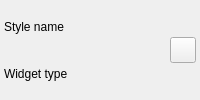
Above: styleeditor/panels/stylewidgettreerow.ui from daonvshu/qt-animated-widgets before the change. Below: the same form after it.
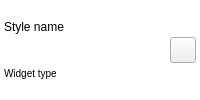
That is the form after the change. Custom widgets are drawn as their Qt base class.

Commit message: feat: isolate editor previews and refine themed popups

Diff of the .ui file:
```diff
--- a/styleeditor/panels/stylewidgettreerow.ui
+++ b/styleeditor/panels/stylewidgettreerow.ui
@@ -4,21 +4,21 @@
  <widget class="QWidget" name="StyleWidgetTreeRow">
   <property name="editorControl" stdset="0"><bool>true</bool></property>
   <property name="styleSheet">
-   <string notr="true">QWidget#StyleWidgetTreeRow[editorControl=&quot;true&quot;] {
+   <string notr="true">QWidget#StyleWidgetTreeRow {
     background: transparent;
 }
 
-#StyleWidgetTreeRow[editorControl=&quot;true&quot;] QLabel#nameLabel[editorControl=&quot;true&quot;] {
+#StyleWidgetTreeRow QLabel#nameLabel {
     font-size: 12px;
     background: transparent;
 }
 
-#StyleWidgetTreeRow[editorControl=&quot;true&quot;] QLabel#detailLabel[editorControl=&quot;true&quot;] {
+#StyleWidgetTreeRow QLabel#detailLabel {
     font-size: 10px;
     background: transparent;
 }
 
-#StyleWidgetTreeRow[editorControl=&quot;true&quot;] animatedwidgets--HoverIconButton[editorControl=&quot;true&quot;] {
+#StyleWidgetTreeRow animatedwidgets--HoverIconButton {
     qproperty-animateContentColor: true;
     qproperty-iconHint: true;
     qproperty-cornerRadius: 6;
```
Left out of the diff: 6 changed lines with no effect on the pictures. The commit also changes 64 other files.
